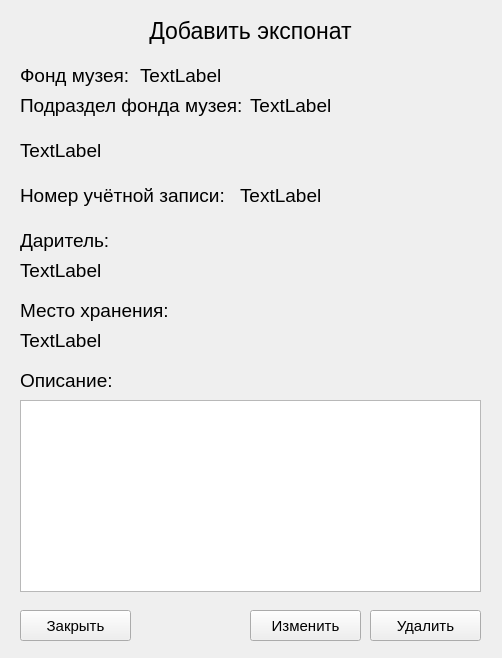
First picture: the form in Emook_code/Resourses/Доп прога/Workspace/readFond.ui, repository Shoker2/Emook, before the edit.
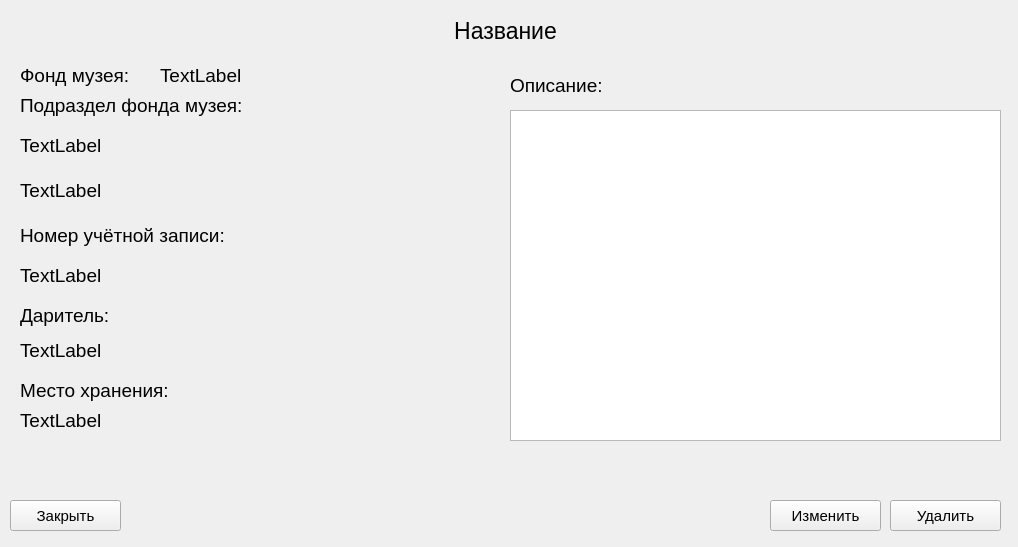
Second picture: the form after the edit.

```diff
--- a/Emook_code/Resourses/Доп прога/Workspace/readFond.ui
+++ b/Emook_code/Resourses/Доп прога/Workspace/readFond.ui
@@ -6,8 +6,8 @@
    <rect>
     <x>0</x>
     <y>0</y>
-    <width>502</width>
-    <height>658</height>
+    <width>1018</width>
+    <height>547</height>
    </rect>
   </property>
   <property name="windowTitle">
@@ -21,7 +21,7 @@
     <rect>
      <x>10</x>
      <y>15</y>
-     <width>481</width>
+     <width>991</width>
      <height>31</height>
     </rect>
    </property>
@@ -31,7 +31,7 @@
     </font>
    </property>
    <property name="text">
-    <string>Добавить экспонат</string>
+    <string>Название</string>
    </property>
    <property name="alignment">
     <set>Qt::AlignCenter</set>
@@ -42,7 +42,7 @@
     <rect>
      <x>20</x>
      <y>60</y>
-     <width>121</width>
+     <width>131</width>
      <height>31</height>
     </rect>
    </property>
@@ -63,7 +63,7 @@
     <rect>
      <x>20</x>
      <y>90</y>
-     <width>231</width>
+     <width>271</width>
      <height>31</height>
     </rect>
    </property>
@@ -80,8 +80,8 @@
    <property name="geometry">
     <rect>
      <x>20</x>
-     <y>180</y>
-     <width>211</width>
+     <y>220</y>
+     <width>261</width>
      <height>31</height>
     </rect>
    </property>
@@ -98,9 +98,9 @@
    <property name="geometry">
     <rect>
      <x>20</x>
-     <y>230</y>
+     <y>300</y>
      <width>311</width>
-     <height>21</height>
+     <height>31</height>
     </rect>
    </property>
    <property name="font">
@@ -115,10 +115,10 @@
   <widget class="QLabel" name="labelDescription">
    <property name="geometry">
     <rect>
-     <x>20</x>
-     <y>370</y>
-     <width>311</width>
-     <height>21</height>
+     <x>510</x>
+     <y>70</y>
+     <width>321</width>
+     <height>31</height>
     </rect>
    </property>
    <property name="font">
@@ -134,7 +134,7 @@
    <property name="geometry">
     <rect>
      <x>20</x>
-     <y>300</y>
+     <y>380</y>
      <width>311</width>
      <height>21</height>
     </rect>
@@ -151,7 +151,7 @@
   <widget class="QLabel" name="labelSelection">
    <property name="geometry">
     <rect>
-     <x>140</x>
+     <x>160</x>
      <y>60</y>
      <width>341</width>
      <height>31</height>
@@ -172,9 +172,9 @@
    </property>
    <property name="geometry">
     <rect>
-     <x>250</x>
-     <y>90</y>
-     <width>241</width>
+     <x>20</x>
+     <y>130</y>
+     <width>381</width>
      <height>31</height>
     </rect>
    </property>
@@ -191,7 +191,7 @@
    <property name="geometry">
     <rect>
      <x>20</x>
-     <y>140</y>
+     <y>180</y>
      <width>471</width>
      <height>21</height>
     </rect>
@@ -208,8 +208,8 @@
   <widget class="QLabel" name="lableNumber">
    <property name="geometry">
     <rect>
-     <x>240</x>
-     <y>180</y>
+     <x>20</x>
+     <y>260</y>
      <width>251</width>
      <height>31</height>
     </rect>
@@ -227,7 +227,7 @@
    <property name="geometry">
     <rect>
      <x>20</x>
-     <y>260</y>
+     <y>340</y>
      <width>471</width>
      <height>21</height>
     </rect>
@@ -245,7 +245,7 @@
    <property name="geometry">
     <rect>
      <x>20</x>
-     <y>330</y>
+     <y>410</y>
      <width>471</width>
      <height>21</height>
     </rect>
@@ -262,10 +262,10 @@
   <widget class="QTextBrowser" name="textBrowserDescription">
    <property name="geometry">
     <rect>
-     <x>20</x>
-     <y>400</y>
-     <width>461</width>
-     <height>192</height>
+     <x>510</x>
+     <y>110</y>
+     <width>491</width>
+     <height>331</height>
     </rect>
    </property>
    <property name="font">
@@ -284,8 +284,8 @@
   <widget class="QPushButton" name="pushButtonDelite">
    <property name="geometry">
     <rect>
-     <x>370</x>
-     <y>610</y>
+     <x>890</x>
+     <y>500</y>
      <width>111</width>
      <height>31</height>
     </rect>
@@ -302,8 +302,8 @@
   <widget class="QPushButton" name="pushButtonClose">
    <property name="geometry">
     <rect>
-     <x>20</x>
-     <y>610</y>
+     <x>10</x>
+     <y>500</y>
      <width>111</width>
      <height>31</height>
     </rect>
@@ -320,8 +320,8 @@
   <widget class="QPushButton" name="pushButtonEdit">
    <property name="geometry">
     <rect>
-     <x>250</x>
-     <y>610</y>
+     <x>770</x>
+     <y>500</y>
      <width>111</width>
      <height>31</height>
     </rect>
```
